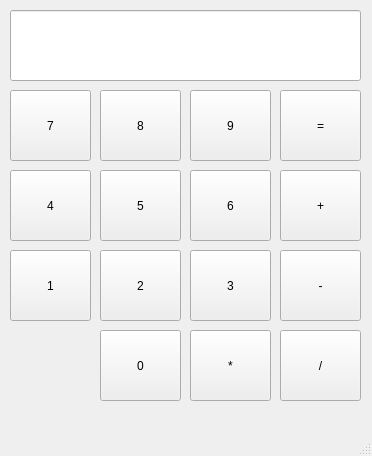
Old version of the form ui/cal.ui in the repository chsim-study/calculator.
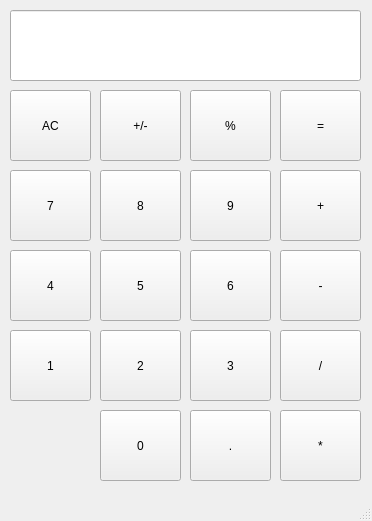
New version of the form.

Commit message: add: mod,AC,comma,부호변경 기능 추가

The edit to the form file:
```diff
--- a/ui/cal.ui
+++ b/ui/cal.ui
@@ -7,7 +7,7 @@
     <x>0</x>
     <y>0</y>
     <width>372</width>
-    <height>456</height>
+    <height>521</height>
    </rect>
   </property>
   <property name="windowTitle">
@@ -28,7 +28,7 @@
     <property name="geometry">
      <rect>
       <x>10</x>
-      <y>90</y>
+      <y>170</y>
       <width>81</width>
       <height>71</height>
      </rect>
@@ -41,7 +41,7 @@
     <property name="geometry">
      <rect>
       <x>100</x>
-      <y>90</y>
+      <y>170</y>
       <width>81</width>
       <height>71</height>
      </rect>
@@ -54,7 +54,7 @@
     <property name="geometry">
      <rect>
       <x>190</x>
-      <y>90</y>
+      <y>170</y>
       <width>81</width>
       <height>71</height>
      </rect>
@@ -80,7 +80,7 @@
     <property name="geometry">
      <rect>
       <x>10</x>
-      <y>170</y>
+      <y>250</y>
       <width>81</width>
       <height>71</height>
      </rect>
@@ -93,7 +93,7 @@
     <property name="geometry">
      <rect>
       <x>100</x>
-      <y>170</y>
+      <y>250</y>
       <width>81</width>
       <height>71</height>
      </rect>
@@ -106,7 +106,7 @@
     <property name="geometry">
      <rect>
       <x>190</x>
-      <y>170</y>
+      <y>250</y>
       <width>81</width>
       <height>71</height>
      </rect>
@@ -132,7 +132,7 @@
     <property name="geometry">
      <rect>
       <x>10</x>
-      <y>250</y>
+      <y>330</y>
       <width>81</width>
       <height>71</height>
      </rect>
@@ -145,7 +145,7 @@
     <property name="geometry">
      <rect>
       <x>100</x>
-      <y>250</y>
+      <y>330</y>
       <width>81</width>
       <height>71</height>
      </rect>
@@ -158,7 +158,7 @@
     <property name="geometry">
      <rect>
       <x>190</x>
-      <y>250</y>
+      <y>330</y>
       <width>81</width>
       <height>71</height>
      </rect>
@@ -184,7 +184,7 @@
     <property name="geometry">
      <rect>
       <x>100</x>
-      <y>330</y>
+      <y>410</y>
       <width>81</width>
       <height>71</height>
      </rect>
@@ -209,8 +209,8 @@
    <widget class="QPushButton" name="btn_mul">
     <property name="geometry">
      <rect>
-      <x>190</x>
-      <y>330</y>
+      <x>280</x>
+      <y>410</y>
       <width>81</width>
       <height>71</height>
      </rect>
@@ -219,6 +219,58 @@
      <string>*</string>
     </property>
    </widget>
+   <widget class="QPushButton" name="btn_com">
+    <property name="geometry">
+     <rect>
+      <x>190</x>
+      <y>410</y>
+      <width>81</width>
+      <height>71</height>
+     </rect>
+    </property>
+    <property name="text">
+     <string>.</string>
+    </property>
+   </widget>
+   <widget class="QPushButton" name="btn_mod">
+    <property name="geometry">
+     <rect>
+      <x>190</x>
+      <y>90</y>
+      <width>81</width>
+      <height>71</height>
+     </rect>
+    </property>
+    <property name="text">
+     <string>%</string>
+    </property>
+   </widget>
+   <widget class="QPushButton" name="btn_clear">
+    <property name="geometry">
+     <rect>
+      <x>10</x>
+      <y>90</y>
+      <width>81</width>
+      <height>71</height>
+     </rect>
+    </property>
+    <property name="text">
+     <string>AC</string>
+    </property>
+   </widget>
+   <widget class="QPushButton" name="btn_neg">
+    <property name="geometry">
+     <rect>
+      <x>100</x>
+      <y>90</y>
+      <width>81</width>
+      <height>71</height>
+     </rect>
+    </property>
+    <property name="text">
+     <string>+/-</string>
+    </property>
+   </widget>
   </widget>
   <widget class="QMenuBar" name="menubar">
    <property name="geometry">
```
Left out of the diff: 11 changed lines with no effect on the pictures. The commit also changes 2 other files.
